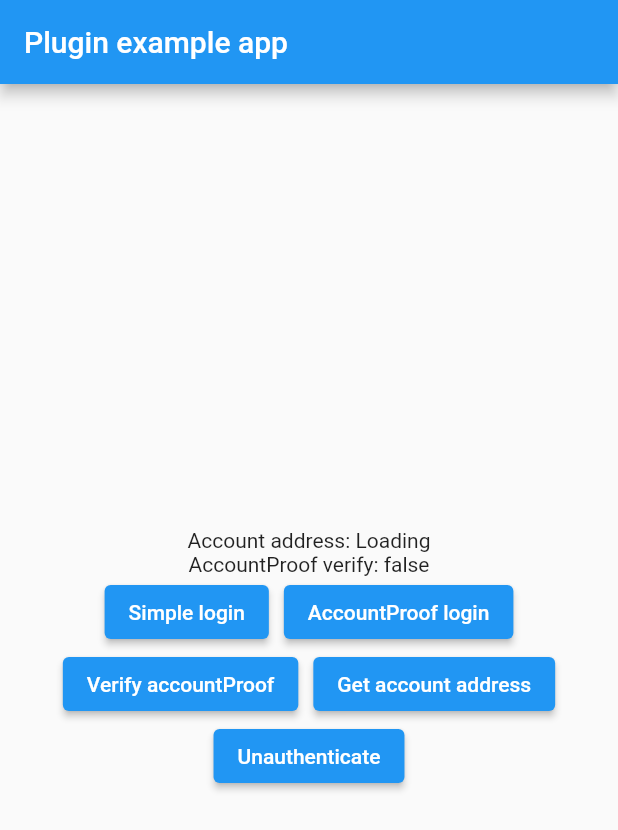
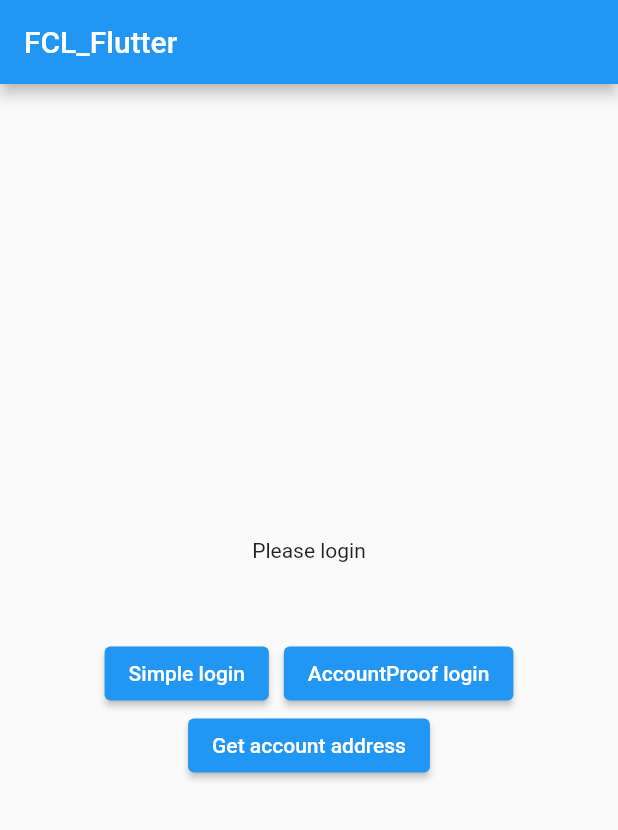
Before and after one commit to mirror-media/fcl_flutter, a Flutter app: the screen it shows after launch, after a tap on "Simple login", on a phone screen of 412 x 824 dp. Shown: the top 830 px of the screen. Run offline on Flutter 3.47's test engine with Material 2 defaults, Android fonts, the phone set to English and light mode, and no system bars; our stand-ins replace decimal, plugin_platform_interface.

Commit message:
feat(example): add fetch account detail

```diff
--- a/example/lib/main.dart
+++ b/example/lib/main.dart
@@ -1,6 +1,5 @@
 import 'package:flutter/material.dart';
 import 'dart:async';
-
 import 'package:flutter/services.dart';
 import 'package:fcl_flutter/fcl_flutter.dart';
 
@@ -17,9 +16,11 @@ class MyApp extends StatefulWidget {
 }
 
 class _MyAppState extends State<MyApp> {
-  String _accountAddress = 'Unknown';
+  String? _accountAddress;
   bool _isVerified = false;
   final _fclFlutterPlugin = FclFlutter();
+  String? _accountBalance = 'Unknown';
+  String _alert = "";
 
   @override
   void initState() {
@@ -39,12 +40,24 @@ class _MyAppState extends State<MyApp> {
     return MaterialApp(
       home: Scaffold(
         appBar: AppBar(
-          title: const Text('Plugin example app'),
+          title: const Text('FCL_Flutter'),
         ),
         body: Center(
           child: Column(
             mainAxisAlignment: MainAxisAlignment.center,
             children: [
+              if (_alert.isNotEmpty)
+                Text(
+                  _alert,
+                  textAlign: TextAlign.center,
+                  style: const TextStyle(color: Colors.red),
+                ),
+              if (_accountAddress == null)
+                const Text(
+                  'Please login',
+                  textAlign: TextAlign.center,
+                )
+              else ...[
                 Text(
                   'Account address: $_accountAddress',
                   textAlign: TextAlign.center,
@@ -53,10 +66,19 @@ class _MyAppState extends State<MyApp> {
                   'AccountProof verify: $_isVerified',
                   textAlign: TextAlign.center,
                 ),
+                Text(
+                  'Balance: $_accountBalance',
+                  textAlign: TextAlign.center,
+                ),
+              ],
+              const SizedBox(
+                height: 50,
+              ),
               Wrap(
                 alignment: WrapAlignment.center,
                 spacing: 10,
                 children: [
+                  if (_accountAddress == null) ...[
                     ElevatedButton(
                       onPressed: () async => await simpleLogin(),
                       child: const Text('Simple login'),
@@ -65,18 +87,28 @@ class _MyAppState extends State<MyApp> {
                       onPressed: () async => await accountProofLogin(),
                       child: const Text('AccountProof login'),
                     ),
+                  ] else ...[
                     ElevatedButton(
                       onPressed: () async => await verifyAccountProof(),
                       child: const Text('Verify accountProof'),
                     ),
                     ElevatedButton(
+                      onPressed: () async {
+                        await _fclFlutterPlugin.unauthenticate();
+                        setState(() {
+                          _accountAddress = null;
+                        });
+                      },
+                      child: const Text('Unauthenticate'),
+                    ),
+                    ElevatedButton(
+                      onPressed: () async => await getAccountBalance(),
+                      child: const Text('Get account balance'),
+                    ),
+                  ],
+                  ElevatedButton(
                     onPressed: () async => await getAddress(),
                     child: const Text('Get account address'),
-                  ),
-                  ElevatedButton(
-                    onPressed: () async =>
-                        await _fclFlutterPlugin.unauthenticate(),
-                    child: const Text('Unauthenticate'),
                   ),
                 ],
               ),
@@ -88,12 +120,13 @@ class _MyAppState extends State<MyApp> {
   }
 
   Future<void> simpleLogin() async {
-    String accountAddress;
+    String? accountAddress;
 
     try {
-      accountAddress = await _fclFlutterPlugin.simpleLogin() ?? 'Loading';
+      accountAddress = await _fclFlutterPlugin.simpleLogin();
+      _alert = '';
     } on PlatformException {
-      accountAddress = 'Failed to get account address.';
+      _alert = 'Failed to get account address.';
     }
 
     if (!mounted) return;
@@ -104,13 +137,13 @@ class _MyAppState extends State<MyApp> {
   }
 
   Future<void> accountProofLogin() async {
-    String accountAddress;
+    String? accountAddress;
 
     try {
-      accountAddress =
-          await _fclFlutterPlugin.accountProofLogin('samTest') ?? 'Loading';
+      accountAddress = await _fclFlutterPlugin.accountProofLogin('samTest');
+      _alert = '';
     } on PlatformException {
-      accountAddress = 'Failed to get account address.';
+      _alert = 'Failed to get account address.';
     }
 
     if (!mounted) return;
@@ -136,13 +169,13 @@ class _MyAppState extends State<MyApp> {
   }
 
   Future<void> getAddress() async {
-    String accountAddress;
+    String? accountAddress;
 
     try {
-      accountAddress = await _fclFlutterPlugin.getAddress() ??
-          'Failed to get account address.';
+      accountAddress = await _fclFlutterPlugin.getAddress();
+      _alert = '';
     } on PlatformException {
-      accountAddress = 'Failed to get account address.';
+      _alert = 'Failed to get account address.';
     }
 
     if (!mounted) return;
@@ -151,4 +184,22 @@ class _MyAppState extends State<MyApp> {
       _accountAddress = accountAddress;
     });
   }
+
+  Future<void> getAccountBalance() async {
+    String? balance;
+    try {
+      var accountDetails =
+          await _fclFlutterPlugin.getAccountDetails(_accountAddress!);
+      balance = accountDetails.balance.toString();
+      _alert = '';
+    } on PlatformException {
+      _alert = 'Failed to get account details.';
     }
+
+    if (!mounted) return;
+
+    setState(() {
+      _accountBalance = balance;
+    });
+  }
+}
```
Also changed, not shown: example/pubspec.lock. Lines whose indentation alone changed are shown as unchanged.
